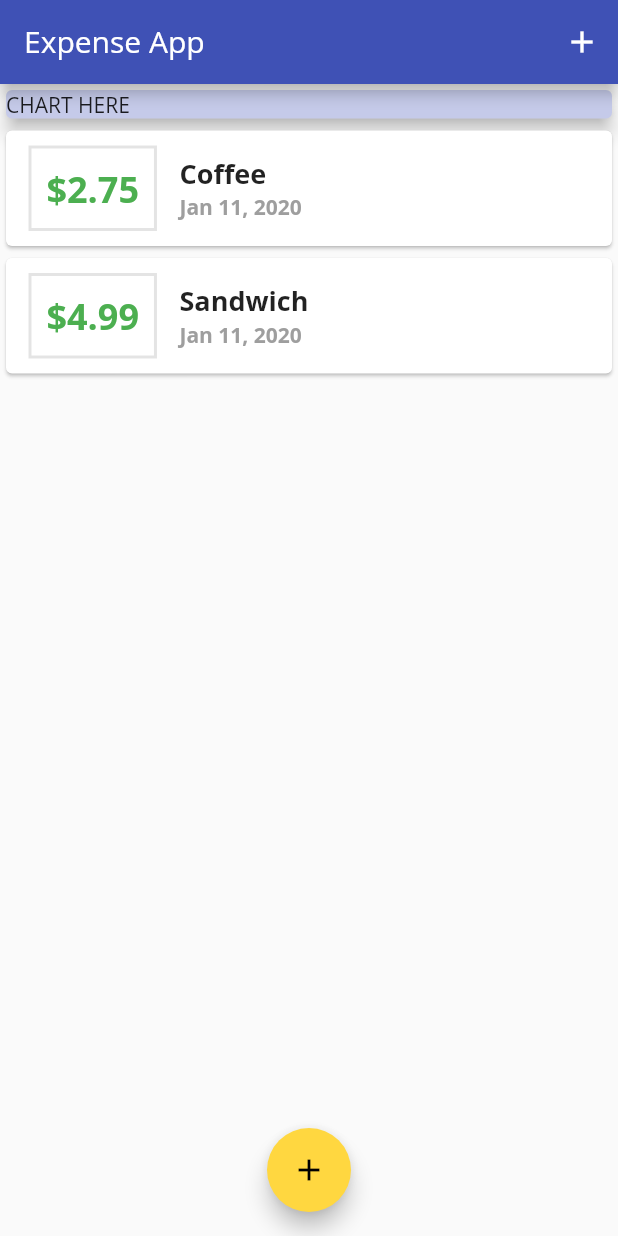
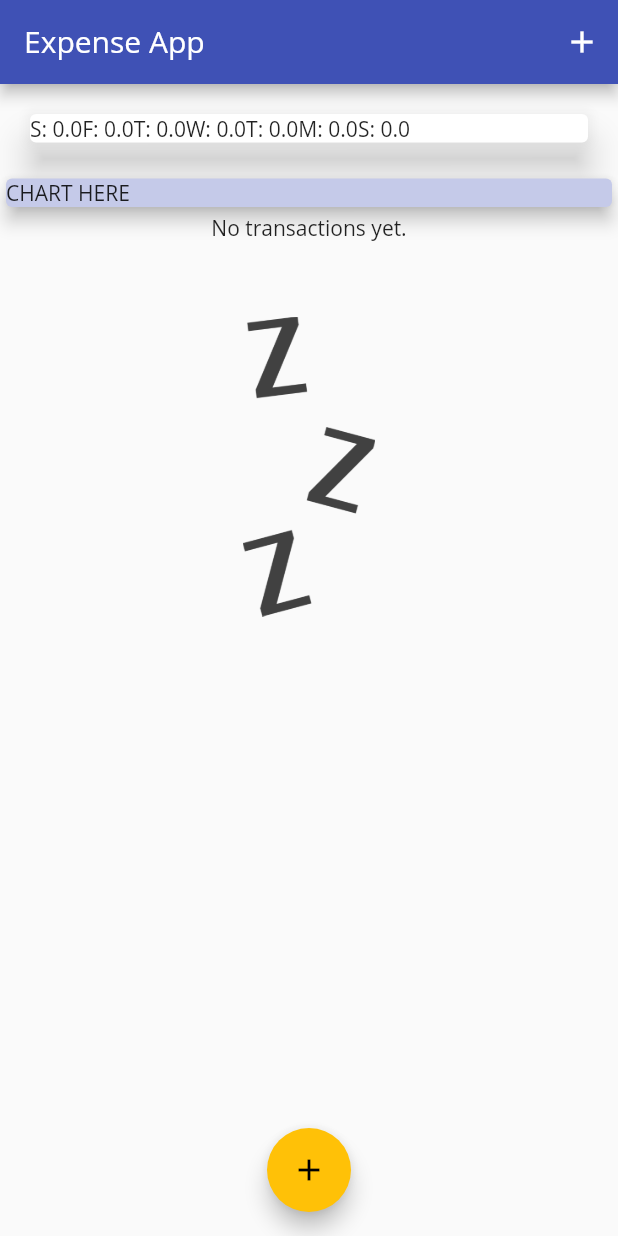
Before and after one commit to matbot/expense_planner, a Flutter app: the screen it shows after launch, on a phone screen of 412 x 824 dp. Run offline on Flutter 3.47's test engine with Material 2 defaults, Android fonts, the phone set to English and light mode, and no system bars.

Commit message:
working on bar chart

```diff
--- a/lib/main.dart
+++ b/lib/main.dart
@@ -3,6 +3,7 @@ import 'package:expense_planner/widgets/new_transaction.dart';
 import 'package:expense_planner/widgets/transaction_list.dart';
 import 'package:flutter/material.dart';
 import 'package:expense_planner/models/transaction.dart';
+import 'package:expense_planner/widgets/chart.dart';
 
 void main() => runApp(ExpenseApp());
 
@@ -13,7 +14,7 @@ class ExpenseApp extends StatelessWidget {
       title: "Expense App",
       theme: ThemeData(
         primarySwatch: Colors.indigo,
-        accentColor: Colors.amberAccent,
+        accentColor: Colors.amber,
         fontFamily: 'OpenSans',
       ),
       home: HomePage(),
@@ -30,9 +31,17 @@ class HomePage extends StatefulWidget {
 class _HomePageState extends State<HomePage> {
 
   final List<Transaction> _userTransactions = [
-    Transaction(id: "1", title: "Coffee", price: 2.75, date: DateTime.now()),
-    Transaction(id: "2", title: "Sandwich", price: 4.99, date: DateTime.now())
+//    Transaction(id: "1", title: "Coffee", price: 2.75, date: DateTime.now()),
+//    Transaction(id: "2", title: "Sandwich", price: 4.99, date: DateTime.now())
   ];
+
+  List<Transaction> get _recentTransactions {
+    return _userTransactions.where(
+        (txn) {
+          return txn.date.isAfter(DateTime.now().subtract(Duration(days: 7)));
+        }
+    ).toList();
+  }
 
   void _addTransaction(String title, double price) {
     final newTransaction = Transaction(
@@ -72,6 +81,7 @@ class _HomePageState extends State<HomePage> {
         body: Column(
           crossAxisAlignment: CrossAxisAlignment.stretch,
           children: <Widget>[
+            Chart(_recentTransactions),
             Container(
               width: double.infinity,
               child: Card(
--- /dev/null
+++ b/lib/widgets/chart.dart
@@ -0,0 +1,48 @@
+import 'package:flutter/material.dart';
+import 'package:intl/intl.dart';
+import 'package:expense_planner/models/transaction.dart';
+
+class Chart extends StatelessWidget {
+  final List<Transaction> recentTransactions;
+
+  Chart(this.recentTransactions);
+
+  List<Map<String, Object>> get groupedTransactionValues {
+    return List.generate(7, (index) {
+      final weekday = DateTime.now().subtract(
+        Duration(days: index),
+      );
+
+      double totalSum = 0;
+      for (int i = 0; i < recentTransactions.length; i++) {
+        if (recentTransactions[i].date.day == weekday.day &&
+            recentTransactions[i].date.month == weekday.month &&
+            recentTransactions[i].date.year == weekday.year) {
+          totalSum += recentTransactions[i].price;
+        }
+      }
+
+      return {
+        'day': DateFormat.E().format(weekday).substring(0,1),
+        'amount': totalSum,
+      };
+    });
+  }
+
+  @override
+  Widget build(BuildContext context) {
+    print(groupedTransactionValues);
+
+    return Card(
+      elevation: 10,
+      margin: EdgeInsets.all(20),
+      child: Row(
+        children: groupedTransactionValues.map(
+            (data) {
+              return Text('${data['day']}: ${data['amount']}');
+            }
+        ).toList(),
+      ),
+    );
+  }
+}
--- a/lib/widgets/transaction_list.dart
+++ b/lib/widgets/transaction_list.dart
@@ -14,13 +14,29 @@ class TransactionList extends StatelessWidget {
   Widget build(BuildContext context) {
     return Container(
       height: 400,
-      child: ListView.builder(
+      child: transactions.isEmpty
+          ? Column(
+              children: <Widget>[
+                Text("No transactions yet."),
+                SizedBox(
+                  height: 50,
+                ),
+                Container(
+                    height: 200,
+                    child: Image.asset(
+                      'assets/images/waiting.png',
+                      fit: BoxFit.cover,
+                    )),
+              ],
+            )
+          : ListView.builder(
               itemBuilder: (ctx, index) {
                 return Card(
                   child: Row(
                     children: <Widget>[
                       Container(
-                  margin: EdgeInsets.symmetric(vertical: 10, horizontal: 15),
+                        margin:
+                            EdgeInsets.symmetric(vertical: 10, horizontal: 15),
                         decoration: BoxDecoration(
                           border: Border.all(
                             color: Theme.of(context).highlightColor,
@@ -42,8 +58,8 @@ class TransactionList extends StatelessWidget {
                         children: <Widget>[
                           Text(
                             transactions[index].title,
-                      style:
-                      TextStyle(fontSize: 18, fontWeight: FontWeight.bold),
+                            style: TextStyle(
+                                fontSize: 18, fontWeight: FontWeight.bold),
                           ),
                           Text(
                             DateFormat.yMMMd().format(transactions[index].date),
--- a/pubspec.yaml
+++ b/pubspec.yaml
@@ -42,8 +42,8 @@ flutter:
   uses-material-design: true
 
   # To add assets to your application, add an assets section, like this:
-  # assets:
-  #  - images/a_dot_burr.jpeg
+  assets:
+    - assets/images/waiting.png
   #  - images/a_dot_ham.jpeg
 
   # An image asset can refer to one or more resolution-specific "variants", see
```
Also changed, not shown: assets/images/waiting.png (added), lib/widgets/chart_bar.dart (added). Lines whose indentation alone changed are shown as unchanged.
